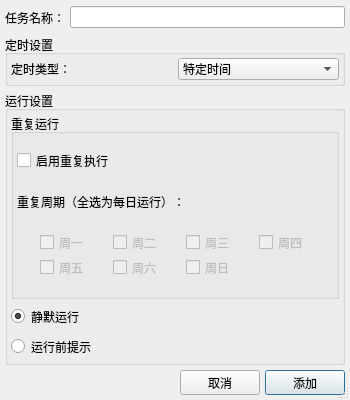
Above: src/gui/resources/ui/ALTimerTaskAddDialog.ui from KenanZhu/AutoLibrary before the change. Below: the same form after it.
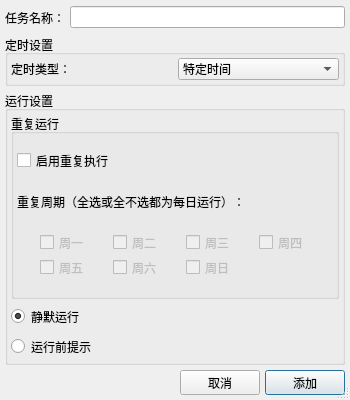
That is the form after the change.

Commit message: fix(ALTimerTaskAddDialog): 修改添加定时任务对话框的重复选项的 Label 描述和布局

What changed in the file:
```diff
--- a/src/gui/resources/ui/ALTimerTaskAddDialog.ui
+++ b/src/gui/resources/ui/ALTimerTaskAddDialog.ui
@@ -254,7 +254,7 @@
             </size>
            </property>
            <property name="text">
-            <string>重复周期（全选为每日运行）：</string>
+            <string>重复周期（全选或全不选都为每日运行）：</string>
            </property>
           </widget>
          </item>
```
